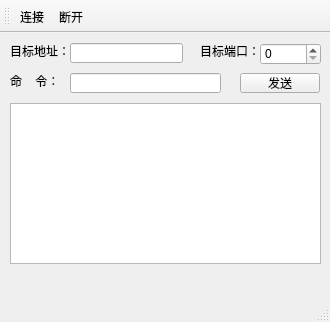
Qt form mainwindow.ui (imLuning/QT_AgvGui) before a commit.
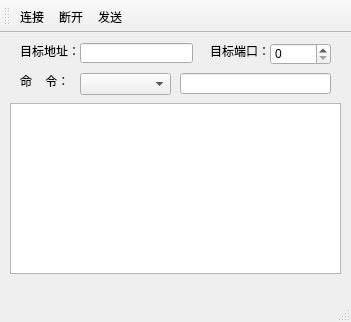
The same form after that commit. Icons and pictures are not drawn.

```diff
--- a/mainwindow.ui
+++ b/mainwindow.ui
@@ -6,7 +6,7 @@
    <rect>
     <x>0</x>
     <y>0</y>
-    <width>330</width>
+    <width>351</width>
     <height>322</height>
    </rect>
   </property>
@@ -19,15 +19,15 @@
      <rect>
       <x>10</x>
       <y>70</y>
-      <width>311</width>
-      <height>161</height>
+      <width>331</width>
+      <height>171</height>
      </rect>
     </property>
    </widget>
    <widget class="QLabel" name="labelTarAddr">
     <property name="geometry">
      <rect>
-      <x>10</x>
+      <x>20</x>
       <y>10</y>
       <width>61</width>
       <height>16</height>
@@ -40,7 +40,7 @@
    <widget class="QLineEdit" name="lineEditTarAddr">
     <property name="geometry">
      <rect>
-      <x>70</x>
+      <x>80</x>
       <y>10</y>
       <width>113</width>
       <height>20</height>
@@ -50,7 +50,7 @@
    <widget class="QLabel" name="labelTarPort">
     <property name="geometry">
      <rect>
-      <x>200</x>
+      <x>210</x>
       <y>10</y>
       <width>61</width>
       <height>16</height>
@@ -63,7 +63,7 @@
    <widget class="QSpinBox" name="spinBoxTarPort">
     <property name="geometry">
      <rect>
-      <x>260</x>
+      <x>270</x>
       <y>10</y>
       <width>61</width>
       <height>22</height>
@@ -76,17 +76,17 @@
    <widget class="QLineEdit" name="lineEditCommand">
     <property name="geometry">
      <rect>
-      <x>70</x>
+      <x>180</x>
       <y>40</y>
       <width>151</width>
-      <height>20</height>
+      <height>21</height>
      </rect>
     </property>
    </widget>
    <widget class="QLabel" name="labelCommand">
     <property name="geometry">
      <rect>
-      <x>10</x>
+      <x>20</x>
       <y>40</y>
       <width>61</width>
       <height>16</height>
@@ -96,18 +96,15 @@
      <string>命    令：</string>
     </property>
    </widget>
-   <widget class="QPushButton" name="btnSend">
+   <widget class="QComboBox" name="comboBoxCommand">
     <property name="geometry">
      <rect>
-      <x>240</x>
+      <x>80</x>
       <y>40</y>
-      <width>80</width>
-      <height>20</height>
+      <width>91</width>
+      <height>22</height>
      </rect>
     </property>
-    <property name="text">
-     <string>发送</string>
-    </property>
    </widget>
   </widget>
   <widget class="QMenuBar" name="menuBar">
@@ -129,6 +126,7 @@
    </attribute>
    <addaction name="actConnect"/>
    <addaction name="actDisconnect"/>
+   <addaction name="actSend"/>
   </widget>
   <widget class="QStatusBar" name="statusBar"/>
   <action name="actConnect">
@@ -155,6 +153,18 @@
     <string>断开</string>
    </property>
   </action>
+  <action name="actSend">
+   <property name="icon">
+    <iconset resource="resource.qrc">
+     <normaloff>:/image/resource/image/send.png</normaloff>:/image/resource/image/send.png</iconset>
+   </property>
+   <property name="text">
+    <string>发送</string>
+   </property>
+   <property name="toolTip">
+    <string>发送</string>
+   </property>
+  </action>
  </widget>
  <layoutdefault spacing="6" margin="11"/>
  <resources>
```
Left out of the diff: 8 changed lines with no effect on the pictures.
